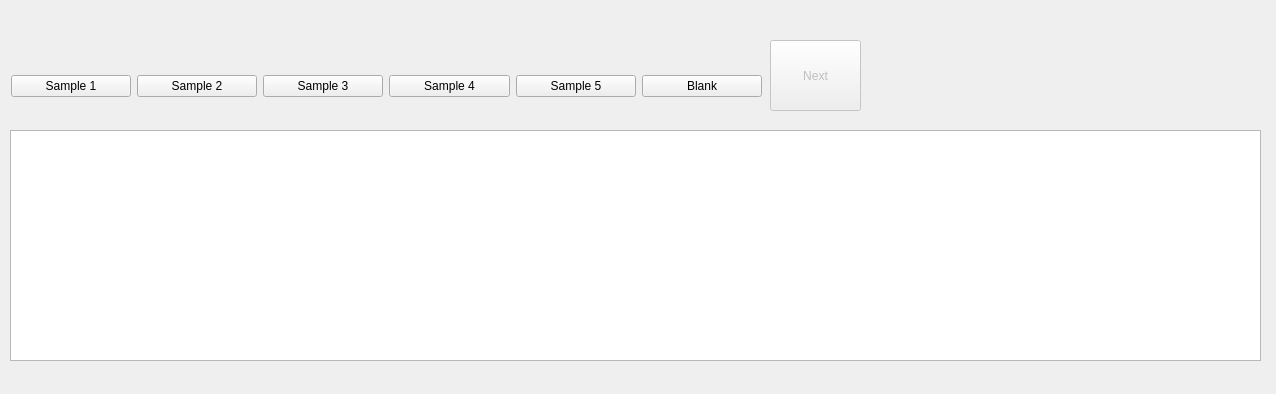
samuelvp360/Microbiological-Assay-Calculator, file Views/uiWellProcessor.ui: the form before one commit.
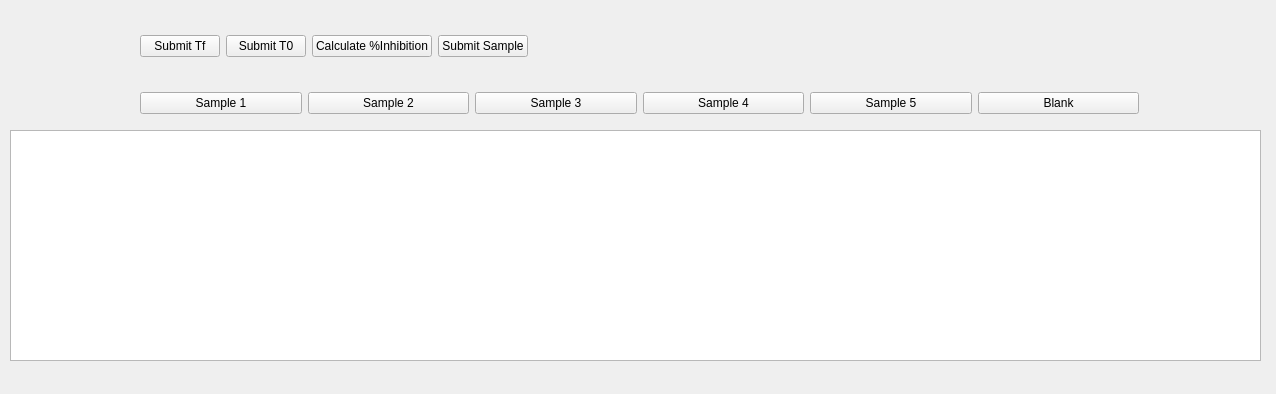
The form after the commit.

The edit to the form file:
```diff
--- a/Views/uiWellProcessor.ui
+++ b/Views/uiWellProcessor.ui
@@ -33,49 +33,12 @@
     <enum>Qt::DotLine</enum>
    </property>
   </widget>
-  <widget class="QPushButton" name="uiGoButton">
-   <property name="enabled">
-    <bool>false</bool>
-   </property>
+  <widget class="QWidget" name="layoutWidget">
    <property name="geometry">
     <rect>
-     <x>770</x>
-     <y>40</y>
-     <width>91</width>
-     <height>71</height>
-    </rect>
-   </property>
-   <property name="text">
-    <string>Next</string>
-   </property>
-  </widget>
-  <widget class="QLabel" name="uiTimeLabel">
-   <property name="geometry">
-    <rect>
-     <x>16</x>
-     <y>6</y>
-     <width>91</width>
-     <height>31</height>
-    </rect>
-   </property>
-   <property name="font">
-    <font>
-     <pointsize>14</pointsize>
-    </font>
-   </property>
-   <property name="text">
-    <string/>
-   </property>
-   <property name="alignment">
-    <set>Qt::AlignCenter</set>
-   </property>
-  </widget>
-  <widget class="QWidget" name="">
-   <property name="geometry">
-    <rect>
-     <x>11</x>
-     <y>61</y>
-     <width>751</width>
+     <x>140</x>
+     <y>78</y>
+     <width>999</width>
      <height>51</height>
     </rect>
    </property>
@@ -124,6 +87,153 @@
     </item>
    </layout>
   </widget>
+  <widget class="QLabel" name="uiMessageLabel">
+   <property name="geometry">
+    <rect>
+     <x>20</x>
+     <y>370</y>
+     <width>1241</width>
+     <height>17</height>
+    </rect>
+   </property>
+   <property name="text">
+    <string/>
+   </property>
+  </widget>
+  <widget class="QWidget" name="layoutWidget">
+   <property name="geometry">
+    <rect>
+     <x>140</x>
+     <y>20</y>
+     <width>999</width>
+     <height>52</height>
+    </rect>
+   </property>
+   <layout class="QHBoxLayout" name="horizontalLayout_2">
+    <item>
+     <widget class="QPushButton" name="uiSubmitTfButton">
+      <property name="enabled">
+       <bool>true</bool>
+      </property>
+      <property name="text">
+       <string>Submit Tf</string>
+      </property>
+     </widget>
+    </item>
+    <item>
+     <widget class="QPushButton" name="uiSubmitT0Button">
+      <property name="enabled">
+       <bool>true</bool>
+      </property>
+      <property name="text">
+       <string>Submit T0</string>
+      </property>
+     </widget>
+    </item>
+    <item>
+     <widget class="QPushButton" name="uiCalculateButton">
+      <property name="enabled">
+       <bool>true</bool>
+      </property>
+      <property name="text">
+       <string>Calculate %Inhibition</string>
+      </property>
+     </widget>
+    </item>
+    <item>
+     <widget class="QPushButton" name="uiSubmitSampleButton">
+      <property name="enabled">
+       <bool>true</bool>
+      </property>
+      <property name="text">
+       <string>Submit Sample</string>
+      </property>
+     </widget>
+    </item>
+    <item>
+     <widget class="QLabel" name="uiBlankMeanLabel">
+      <property name="sizePolicy">
+       <sizepolicy hsizetype="Expanding" vsizetype="Preferred">
+        <horstretch>0</horstretch>
+        <verstretch>0</verstretch>
+       </sizepolicy>
+      </property>
+      <property name="font">
+       <font>
+        <pointsize>14</pointsize>
+        <weight>75</weight>
+        <bold>true</bold>
+       </font>
+      </property>
+      <property name="text">
+       <string/>
+      </property>
+      <property name="alignment">
+       <set>Qt::AlignCenter</set>
+      </property>
+     </widget>
+    </item>
+    <item>
+     <widget class="QLabel" name="uiBlankStdLabel">
+      <property name="sizePolicy">
+       <sizepolicy hsizetype="Expanding" vsizetype="Preferred">
+        <horstretch>0</horstretch>
+        <verstretch>0</verstretch>
+       </sizepolicy>
+      </property>
+      <property name="font">
+       <font>
+        <pointsize>14</pointsize>
+        <weight>75</weight>
+        <bold>true</bold>
+       </font>
+      </property>
+      <property name="text">
+       <string/>
+      </property>
+      <property name="alignment">
+       <set>Qt::AlignCenter</set>
+      </property>
+     </widget>
+    </item>
+    <item>
+     <spacer name="horizontalSpacer">
+      <property name="orientation">
+       <enum>Qt::Horizontal</enum>
+      </property>
+      <property name="sizeHint" stdset="0">
+       <size>
+        <width>40</width>
+        <height>20</height>
+       </size>
+      </property>
+     </spacer>
+    </item>
+   </layout>
+  </widget>
+  <widget class="QLabel" name="uiTimeLabel">
+   <property name="geometry">
+    <rect>
+     <x>10</x>
+     <y>20</y>
+     <width>121</width>
+     <height>101</height>
+    </rect>
+   </property>
+   <property name="font">
+    <font>
+     <pointsize>30</pointsize>
+     <weight>75</weight>
+     <bold>true</bold>
+    </font>
+   </property>
+   <property name="text">
+    <string/>
+   </property>
+   <property name="alignment">
+    <set>Qt::AlignCenter</set>
+   </property>
+  </widget>
  </widget>
  <resources/>
  <connections/>
```
Left out of the diff: 9 changed lines with no effect on the pictures.
